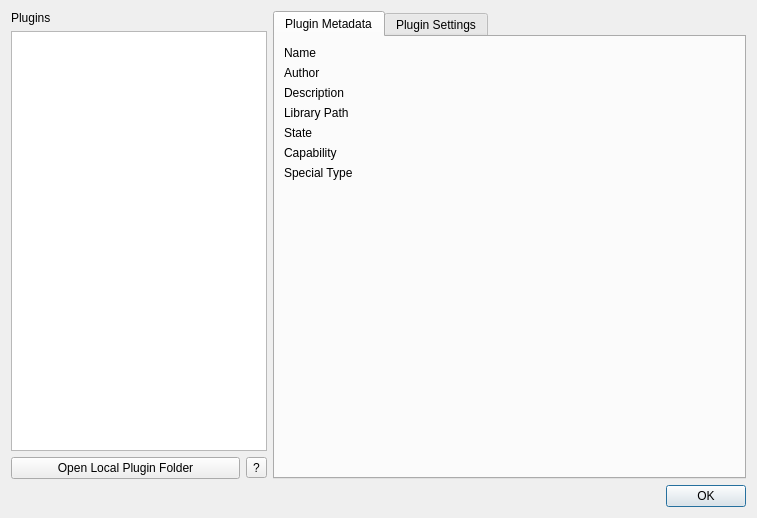
Qt form src/ui/w_PluginManager.ui (Qv2ray/Qv2ray) before a commit.
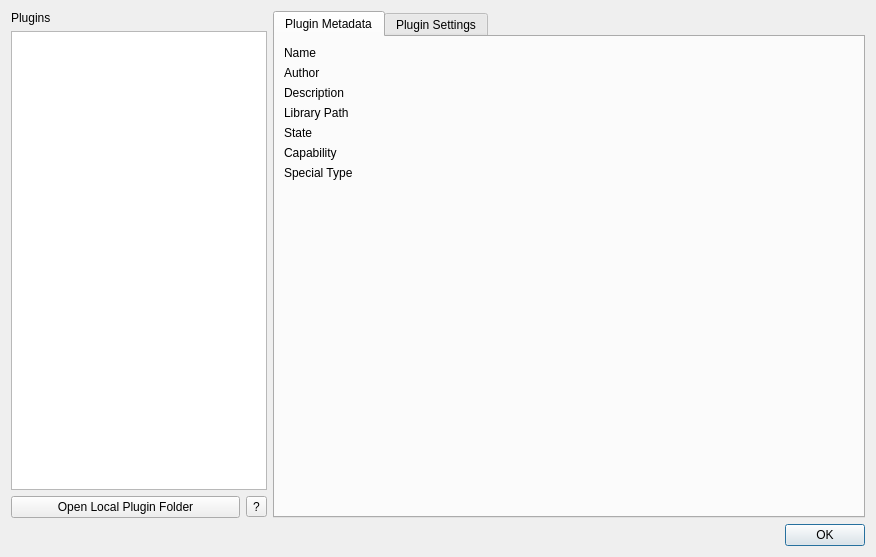
The same form after that commit.

Patch:
```diff
--- a/src/ui/w_PluginManager.ui
+++ b/src/ui/w_PluginManager.ui
@@ -6,8 +6,8 @@
    <rect>
     <x>0</x>
     <y>0</y>
-    <width>757</width>
-    <height>518</height>
+    <width>876</width>
+    <height>557</height>
    </rect>
   </property>
   <property name="windowTitle">
```
